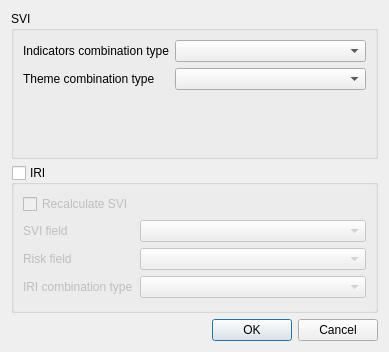
Before: the Qt Designer form svir/ui/ui_calculate_iri.ui in gem/oq-irmt-qgis, drawn with Qt 5.
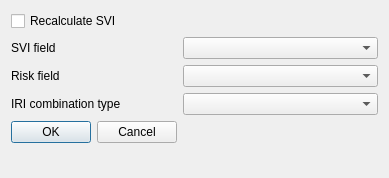
After: the same form once the commit is applied.

Commit message: removed calculate SVI GUI. made calculation use operators from tree

The edit to the form file:
```diff
--- a/svir/ui/ui_calculate_iri.ui
+++ b/svir/ui/ui_calculate_iri.ui
@@ -10,82 +10,47 @@
     <x>0</x>
     <y>0</y>
     <width>389</width>
-    <height>352</height>
+    <height>178</height>
    </rect>
   </property>
   <property name="windowTitle">
-   <string>Calculate Indices</string>
-  </property>
-  <layout class="QVBoxLayout" name="verticalLayout">
-   <item>
-    <widget class="QGroupBox" name="groupBox">
-     <property name="title">
-      <string>SVI</string>
+   <string>Calculate IRI</string>
      </property>
      <layout class="QFormLayout" name="formLayout">
       <property name="fieldGrowthPolicy">
        <enum>QFormLayout::AllNonFixedFieldsGrow</enum>
       </property>
-      <item row="1" column="0">
-       <widget class="QLabel" name="label_2">
+   <item row="0" column="0">
+    <widget class="QCheckBox" name="recalculate_svi_check">
         <property name="text">
-         <string>Indicators combination type</string>
-        </property>
-       </widget>
-      </item>
-      <item row="1" column="1">
-       <widget class="QComboBox" name="indicators_combination_type">
-        <property name="enabled">
-         <bool>true</bool>
-        </property>
-       </widget>
-      </item>
-      <item row="3" column="1">
-       <widget class="QComboBox" name="themes_combination_type">
-        <property name="enabled">
-         <bool>true</bool>
-        </property>
-       </widget>
-      </item>
-      <item row="3" column="0">
-       <widget class="QLabel" name="label_3">
-        <property name="text">
-         <string>Theme combination type</string>
-        </property>
-       </widget>
-      </item>
-     </layout>
-    </widget>
-   </item>
-   <item>
-    <widget class="QGroupBox" name="calculate_iri_check">
-     <property name="title">
-      <string>IRI</string>
-     </property>
-     <property name="checkable">
-      <bool>true</bool>
+      <string>Recalculate SVI</string>
      </property>
      <property name="checked">
       <bool>false</bool>
      </property>
-     <layout class="QFormLayout" name="formLayout_2">
-      <property name="fieldGrowthPolicy">
-       <enum>QFormLayout::AllNonFixedFieldsGrow</enum>
-      </property>
-      <item row="5" column="1">
-       <widget class="QComboBox" name="aal_field"/>
-      </item>
-      <item row="5" column="0">
+    </widget>
+   </item>
+   <item row="2" column="0">
+    <widget class="QLabel" name="label_4">
+     <property name="text">
+      <string>SVI field</string>
+     </property>
+    </widget>
+   </item>
+   <item row="2" column="1">
+    <widget class="QComboBox" name="svi_field_cbx"/>
+   </item>
+   <item row="3" column="0">
        <widget class="QLabel" name="label_5">
         <property name="text">
          <string>Risk field</string>
         </property>
        </widget>
       </item>
-      <item row="8" column="1">
-       <widget class="QComboBox" name="iri_combination_type"/>
-      </item>
-      <item row="8" column="0">
+   <item row="3" column="1">
+    <widget class="QComboBox" name="aal_field"/>
+   </item>
+   <item row="4" column="0">
        <widget class="QLabel" name="label">
         <property name="text">
          <string>IRI combination type</string>
@@ -93,29 +58,9 @@
        </widget>
       </item>
       <item row="4" column="1">
-       <widget class="QComboBox" name="svi_field_cbx"/>
-      </item>
-      <item row="4" column="0">
-       <widget class="QLabel" name="label_4">
-        <property name="text">
-         <string>SVI field</string>
-        </property>
-       </widget>
-      </item>
-      <item row="3" column="0">
-       <widget class="QCheckBox" name="recalculate_svi_check">
-        <property name="text">
-         <string>Recalculate SVI</string>
-        </property>
-        <property name="checked">
-         <bool>false</bool>
-        </property>
-       </widget>
-      </item>
-     </layout>
-    </widget>
-   </item>
-   <item>
+    <widget class="QComboBox" name="iri_combination_type"/>
+   </item>
+   <item row="5" column="0">
     <widget class="QDialogButtonBox" name="buttonBox">
      <property name="orientation">
       <enum>Qt::Horizontal</enum>
```
Lines whose indentation alone changed are shown as unchanged. The commit also changes 4 other files.
